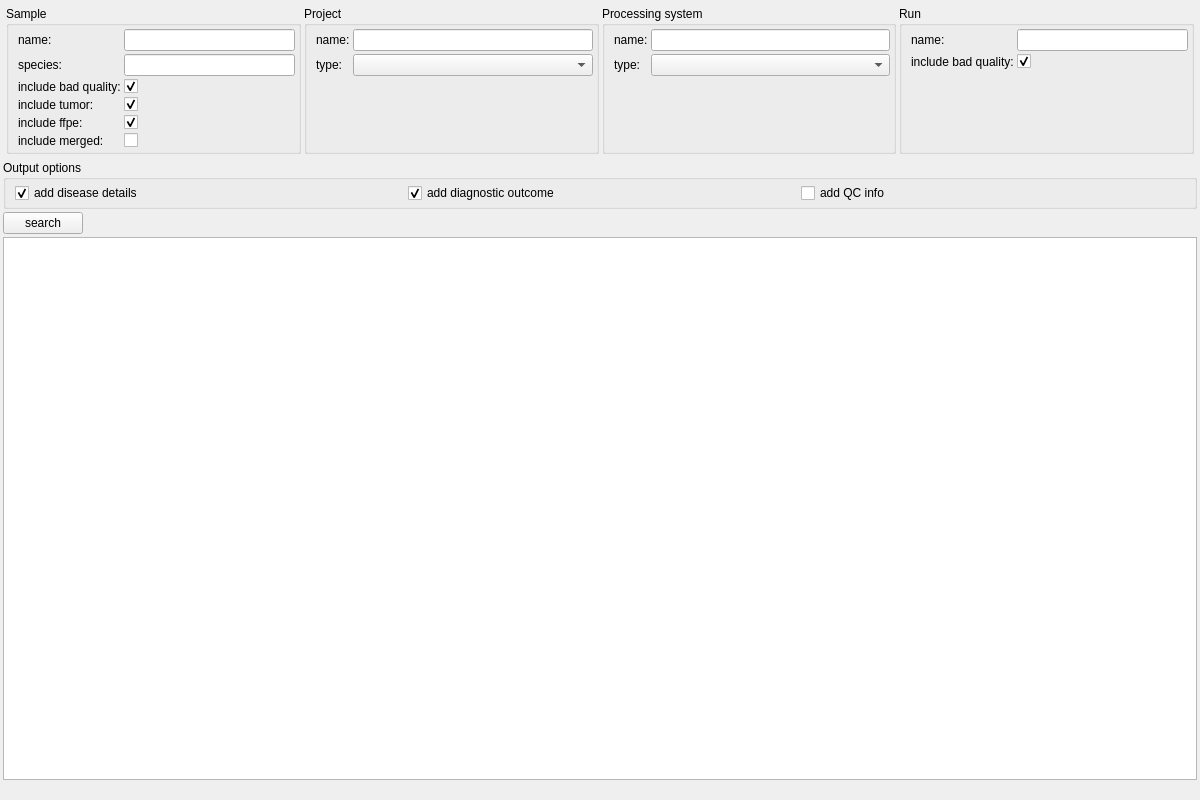
Old version of the form src/GSvar/SampleSearchWidget.ui in the repository imgag/ngs-bits.
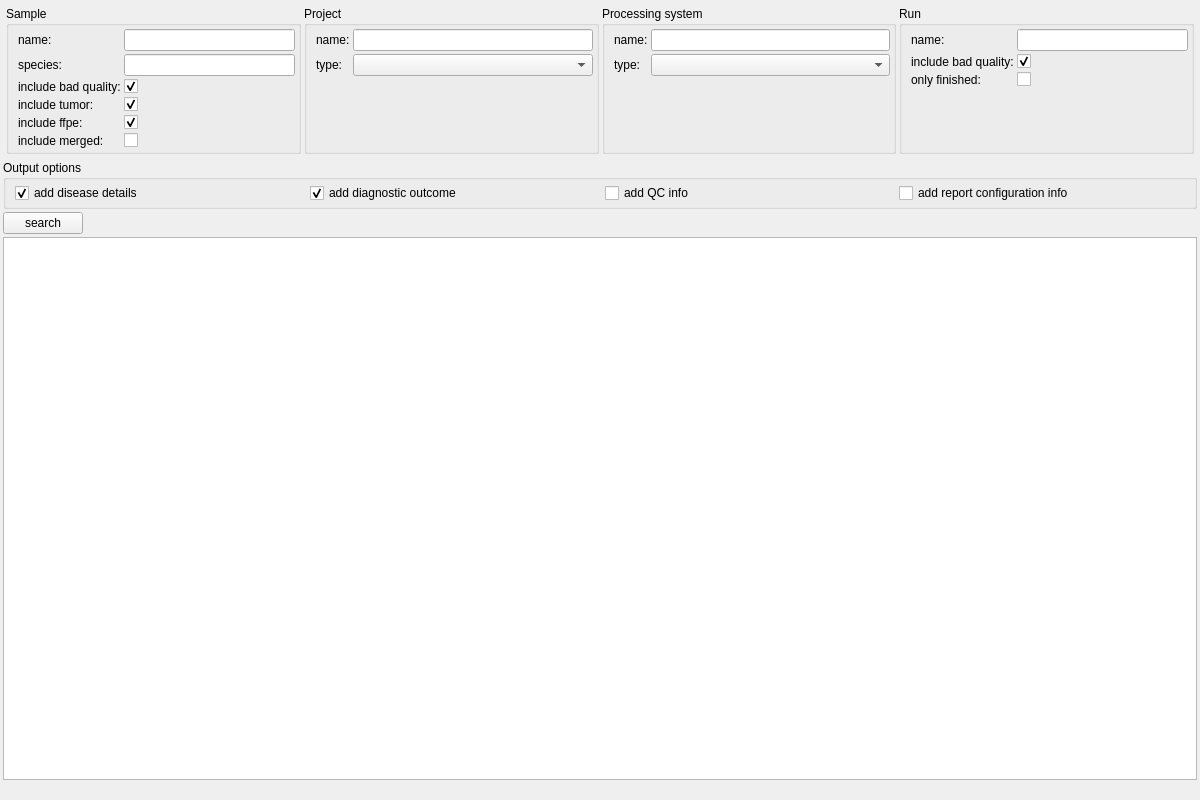
New version of the form. Icons and pictures are not drawn. Custom widgets are drawn as their Qt base class.

Commit message: NGSDExportSamples: Added report config output and a filter for analyzed runs only.

```diff
--- a/src/GSvar/SampleSearchWidget.ui
+++ b/src/GSvar/SampleSearchWidget.ui
@@ -316,6 +316,23 @@
           </property>
          </widget>
         </item>
+        <item row="2" column="1">
+         <widget class="QCheckBox" name="r_analysis_finished">
+          <property name="text">
+           <string/>
+          </property>
+         </widget>
+        </item>
+        <item row="2" column="0">
+         <widget class="QLabel" name="label_13">
+          <property name="toolTip">
+           <string>&lt;html&gt;&lt;head/&gt;&lt;body&gt;&lt;p&gt;Only include samples where the analysis of the whole run is finished.&lt;br/&gt;Excludes samples that are on a future run or are still being analyzed.&lt;/p&gt;&lt;/body&gt;&lt;/html&gt;</string>
+          </property>
+          <property name="text">
+           <string>only finished:</string>
+          </property>
+         </widget>
+        </item>
        </layout>
       </widget>
      </item>
@@ -366,6 +383,13 @@
         </property>
        </widget>
       </item>
+      <item row="0" column="3">
+       <widget class="QCheckBox" name="add_report_config">
+        <property name="text">
+         <string>add report configuration info</string>
+        </property>
+       </widget>
+      </item>
      </layout>
     </widget>
    </item>
```
The commit also changes 12 other files.
